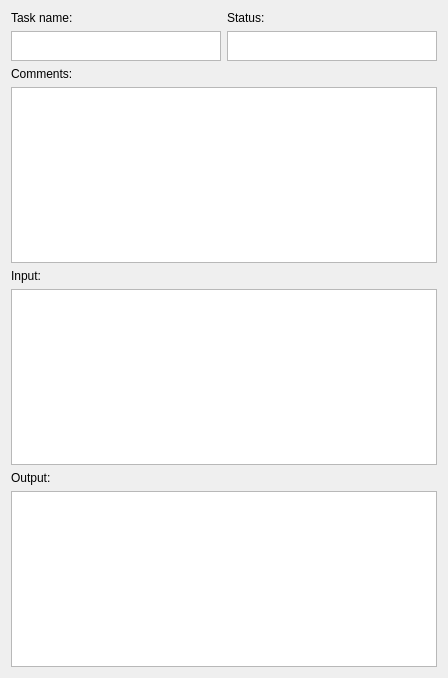
Above: LDMP/gui/DlgJobsDetails.ui from ConservationInternational/trends.earth before the change. Below: the same form after it.
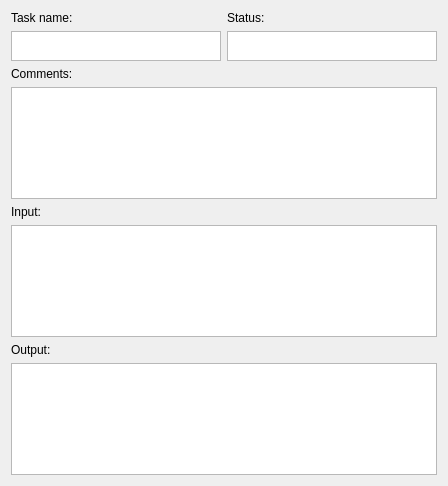
That is the form after the change.

Patch:
```diff
--- a/LDMP/gui/DlgJobsDetails.ui
+++ b/LDMP/gui/DlgJobsDetails.ui
@@ -10,7 +10,7 @@
     <x>0</x>
     <y>0</y>
     <width>448</width>
-    <height>678</height>
+    <height>486</height>
    </rect>
   </property>
   <property name="windowTitle">
```
